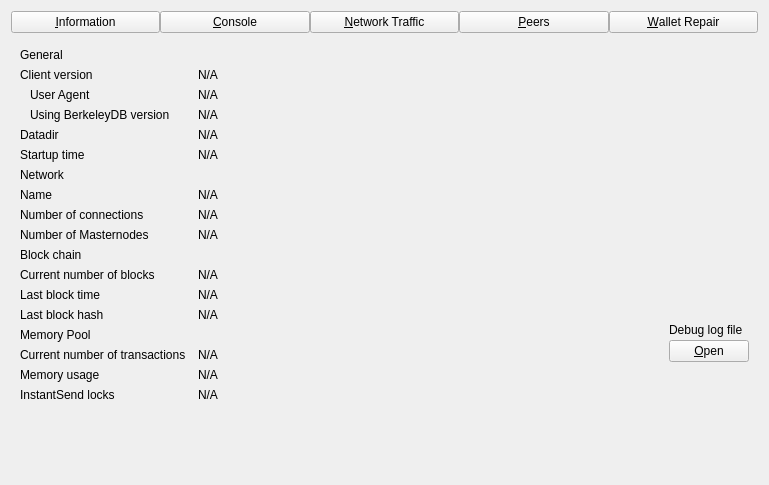
ckti-gitian-ion/ion, file src/qt/forms/debugwindow.ui: the form before one commit.
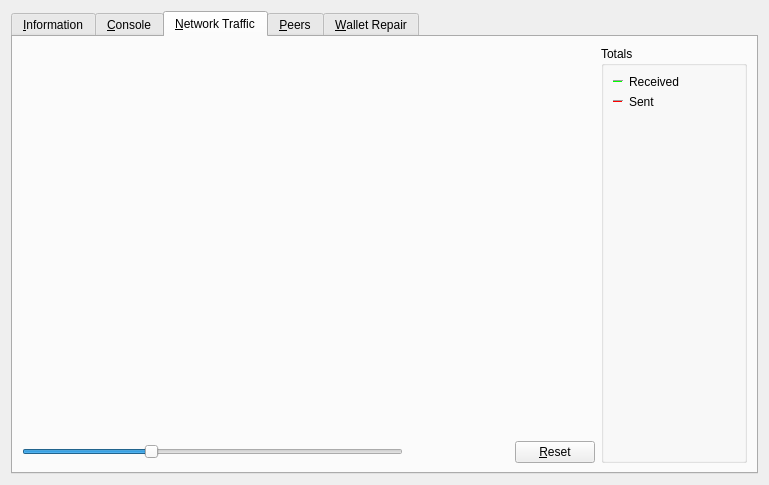
The form after the commit. The open tabs and pages were chosen to show the change. Icons and pictures are not drawn. Custom widgets are drawn as their Qt base class.

```diff
--- a/src/qt/forms/debugwindow.ui
+++ b/src/qt/forms/debugwindow.ui
@@ -15,83 +15,26 @@
   </property>
   <layout class="QVBoxLayout" name="verticalLayout_2">
    <item>
-    <layout class="QHBoxLayout" name="horizontalLayout_Buttons_2">
-     <property name="spacing">
-      <number>0</number>
-     </property>
-     <property name="topMargin">
-      <number>0</number>
-     </property>
-     <item>
-      <widget class="QPushButton" name="btnInfo">
-       <property name="text">
-        <string>&amp;Information</string>
-       </property>
-       <property name="checkable">
-        <bool>true</bool>
-       </property>
-      </widget>
-     </item>
-     <item>
-      <widget class="QPushButton" name="btnConsole">
-       <property name="text">
-        <string>&amp;Console</string>
-       </property>
-       <property name="checkable">
-        <bool>true</bool>
-       </property>
-      </widget>
-     </item>
-     <item>
-      <widget class="QPushButton" name="btnNetTraffic">
-       <property name="text">
-        <string>&amp;Network Traffic</string>
-       </property>
-       <property name="checkable">
-        <bool>true</bool>
-       </property>
-      </widget>
-     </item>
-     <item>
-      <widget class="QPushButton" name="btnPeers">
-       <property name="text">
-        <string>&amp;Peers</string>
-       </property>
-       <property name="checkable">
-        <bool>true</bool>
-       </property>
-      </widget>
-     </item>
-     <item>
-      <widget class="QPushButton" name="btnRepair">
-       <property name="text">
-        <string>&amp;Wallet Repair</string>
-       </property>
-       <property name="checkable">
-        <bool>true</bool>
-       </property>
-      </widget>
-     </item>
-    </layout>
-   </item>
-   <item>
-    <widget class="QStackedWidget" name="stackedWidgetRPC">
-     <property name="minimumSize">
-      <size>
-       <width>0</width>
-       <height>0</height>
-      </size>
-     </property>
+    <widget class="QTabWidget" name="tabWidget">
      <property name="currentIndex">
       <number>0</number>
      </property>
-     <widget class="QWidget" name="pageInfo">
+     <widget class="QWidget" name="tab_info">
+      <attribute name="title">
+       <string>&amp;Information</string>
+      </attribute>
       <layout class="QGridLayout" name="gridLayout" columnstretch="0,1,0">
        <property name="horizontalSpacing">
         <number>12</number>
        </property>
        <item row="0" column="0">
         <widget class="QLabel" name="label_9">
+         <property name="font">
+          <font>
+           <weight>75</weight>
+           <bold>true</bold>
+          </font>
+         </property>
          <property name="text">
           <string>General</string>
          </property>
@@ -222,11 +165,17 @@
         </widget>
        </item>
        <item row="6" column="0">
-        <widget class="QLabel" name="labelNetwork">
-         <property name="text">
-          <string>Network</string>
-         </property>
-        </widget>
+           <widget class="QLabel" name="labelNetwork">
+               <property name="font">
+                   <font>
+                       <weight>75</weight>
+                       <bold>true</bold>
+                   </font>
+               </property>
+               <property name="text">
+                   <string>Network</string>
+               </property>
+           </widget>
        </item>
        <item row="7" column="0">
         <widget class="QLabel" name="label_8">
@@ -299,6 +248,12 @@
        </item>
        <item row="10" column="0">
         <widget class="QLabel" name="label_10">
+         <property name="font">
+          <font>
+           <weight>75</weight>
+           <bold>true</bold>
+          </font>
+         </property>
          <property name="text">
           <string>Block chain</string>
          </property>
@@ -351,43 +306,26 @@
         </widget>
        </item>
        <item row="13" column="0">
-        <widget class="QLabel" name="lastBlockHashLabel">
-         <property name="text">
-          <string>Last block hash</string>
-         </property>
-        </widget>
-       </item>
-       <item row="13" column="1">
-        <widget class="QLabel" name="lastBlockHash">
-         <property name="cursor">
-          <cursorShape>IBeamCursor</cursorShape>
-         </property>
-         <property name="text">
-          <string>N/A</string>
-         </property>
-         <property name="textFormat">
-          <enum>Qt::PlainText</enum>
-         </property>
-         <property name="textInteractionFlags">
-          <set>Qt::LinksAccessibleByMouse|Qt::TextSelectableByKeyboard|Qt::TextSelectableByMouse</set>
-         </property>
-        </widget>
-       </item>
-       <item row="14" column="0">
         <widget class="QLabel" name="labelMempoolTitle">
+         <property name="font">
+          <font>
+           <weight>75</weight>
+           <bold>true</bold>
+          </font>
+         </property>
          <property name="text">
           <string>Memory Pool</string>
          </property>
         </widget>
        </item>
-       <item row="15" column="0">
+       <item row="14" column="0">
         <widget class="QLabel" name="labelNumberOfTransactions">
          <property name="text">
           <string>Current number of transactions</string>
          </property>
         </widget>
        </item>
-       <item row="15" column="1">
+       <item row="14" column="1">
         <widget class="QLabel" name="mempoolNumberTxs">
          <property name="cursor">
           <cursorShape>IBeamCursor</cursorShape>
@@ -403,14 +341,14 @@
          </property>
         </widget>
        </item>
-       <item row="16" column="0">
+       <item row="15" column="0">
         <widget class="QLabel" name="labelMemoryUsage">
          <property name="text">
           <string>Memory usage</string>
          </property>
         </widget>
        </item>
-       <item row="16" column="1">
+       <item row="15" column="1">
         <widget class="QLabel" name="mempoolSize">
          <property name="cursor">
           <cursorShape>IBeamCursor</cursorShape>
@@ -466,7 +404,7 @@
          </item>
         </layout>
        </item>
-       <item row="18" column="0">
+       <item row="17" column="0">
         <spacer name="verticalSpacer">
          <property name="orientation">
           <enum>Qt::Vertical</enum>
@@ -479,14 +417,14 @@
          </property>
         </spacer>
        </item>
-       <item row="17" column="0">
+       <item row="16" column="0">
         <widget class="QLabel" name="labelInstantSendLockCount">
          <property name="text">
           <string>InstantSend locks</string>
          </property>
         </widget>
        </item>
-       <item row="17" column="1">
+       <item row="16" column="1">
         <widget class="QLabel" name="instantSendLockCount">
          <property name="cursor">
           <cursorShape>IBeamCursor</cursorShape>
@@ -504,7 +442,10 @@
        </item>
       </layout>
      </widget>
-     <widget class="QWidget" name="pageConsole">
+     <widget class="QWidget" name="tab_console">
+      <attribute name="title">
+       <string>&amp;Console</string>
+      </attribute>
       <layout class="QVBoxLayout" name="verticalLayout_3">
        <property name="spacing">
         <number>3</number>
@@ -624,7 +565,10 @@
        </item>
       </layout>
      </widget>
-     <widget class="QWidget" name="pageNetTraffic">
+     <widget class="QWidget" name="tab_nettraffic">
+      <attribute name="title">
+       <string>&amp;Network Traffic</string>
+      </attribute>
       <layout class="QHBoxLayout" name="horizontalLayout_3">
        <item>
         <layout class="QVBoxLayout" name="verticalLayout_4">
@@ -686,9 +630,198 @@
          </item>
         </layout>
        </item>
+       <item>
+        <layout class="QVBoxLayout" name="verticalLayout">
+         <item>
+          <widget class="QGroupBox" name="groupBox">
+           <property name="title">
+            <string>Totals</string>
+           </property>
+           <layout class="QVBoxLayout" name="verticalLayout_5">
+            <item>
+             <layout class="QHBoxLayout" name="horizontalLayout_4">
+              <item>
+               <widget class="Line" name="line">
+                <property name="sizePolicy">
+                 <sizepolicy hsizetype="Fixed" vsizetype="Fixed">
+                  <horstretch>0</horstretch>
+                  <verstretch>0</verstretch>
+                 </sizepolicy>
+                </property>
+                <property name="minimumSize">
+                 <size>
+                  <width>10</width>
+                  <height>0</height>
+                 </size>
+                </property>
+                <property name="palette">
+                 <palette>
+                  <active>
+                   <colorrole role="Light">
+                    <brush brushstyle="SolidPattern">
+                     <color alpha="255">
+                      <red>0</red>
+                      <green>255</green>
+                      <blue>0</blue>
+                     </color>
+                    </brush>
+                   </colorrole>
+                  </active>
+                  <inactive>
+                   <colorrole role="Light">
+                    <brush brushstyle="SolidPattern">
+                     <color alpha="255">
+                      <red>0</red>
+                      <green>255</green>
+                      <blue>0</blue>
+                     </color>
+                    </brush>
+                   </colorrole>
+                  </inactive>
+                  <disabled>
+                   <colorrole role="Light">
+                    <brush brushstyle="SolidPattern">
+                     <color alpha="255">
+                      <red>0</red>
+                      <green>255</green>
+                      <blue>0</blue>
+                     </color>
+                    </brush>
+                   </colorrole>
+                  </disabled>
+                 </palette>
+                </property>
+                <property name="orientation">
+                 <enum>Qt::Horizontal</enum>
+                </property>
+               </widget>
+              </item>
+              <item>
+               <widget class="QLabel" name="label_16">
+                <property name="text">
+                 <string>Received</string>
+                </property>
+               </widget>
+              </item>
+              <item>
+               <widget class="QLabel" name="lblBytesIn">
+                <property name="minimumSize">
+                 <size>
+                  <width>50</width>
+                  <height>0</height>
+                 </size>
+                </property>
+                <property name="alignment">
+                 <set>Qt::AlignRight|Qt::AlignTrailing|Qt::AlignVCenter</set>
+                </property>
+               </widget>
+              </item>
+             </layout>
+            </item>
+            <item>
+             <layout class="QHBoxLayout" name="horizontalLayout_5">
+              <item>
+               <widget class="Line" name="line_2">
+                <property name="sizePolicy">
+                 <sizepolicy hsizetype="Fixed" vsizetype="Fixed">
+                  <horstretch>0</horstretch>
+                  <verstretch>0</verstretch>
+                 </sizepolicy>
+                </property>
+                <property name="minimumSize">
+                 <size>
+                  <width>10</width>
+                  <height>0</height>
+                 </size>
+                </property>
+                <property name="palette">
+                 <palette>
+                  <active>
+                   <colorrole role="Light">
+                    <brush brushstyle="SolidPattern">
+                     <color alpha="255">
+                      <red>255</red>
+                      <green>0</green>
+                      <blue>0</blue>
+                     </color>
+                    </brush>
+                   </colorrole>
+                  </active>
+                  <inactive>
+                   <colorrole role="Light">
+                    <brush brushstyle="SolidPattern">
+                     <color alpha="255">
+                      <red>255</red>
+                      <green>0</green>
+                      <blue>0</blue>
+                     </color>
+                    </brush>
+                   </colorrole>
+                  </inactive>
+                  <disabled>
+                   <colorrole role="Light">
+                    <brush brushstyle="SolidPattern">
+                     <color alpha="255">
+                      <red>255</red>
+                      <green>0</green>
+                      <blue>0</blue>
+                     </color>
+                    </brush>
+                   </colorrole>
+                  </disabled>
+                 </palette>
+                </property>
+                <property name="orientation">
+                 <enum>Qt::Horizontal</enum>
+                </property>
+               </widget>
+              </item>
+              <item>
+               <widget class="QLabel" name="label_17">
+                <property name="text">
+                 <string>Sent</string>
+                </property>
+               </widget>
+              </item>
+              <item>
+               <widget class="QLabel" name="lblBytesOut">
+                <property name="minimumSize">
+                 <size>
+                  <width>50</width>
+                  <height>0</height>
+                 </size>
+                </property>
+                <property name="alignment">
+                 <set>Qt::AlignRight|Qt::AlignTrailing|Qt::AlignVCenter</set>
+                </property>
+               </widget>
+              </item>
+             </layout>
+            </item>
+            <item>
+             <spacer name="verticalSpacer_4">
+              <property name="orientation">
+               <enum>Qt::Vertical</enum>
+              </property>
+              <property name="sizeHint" stdset="0">
+               <size>
+                <width>20</width>
+                <height>407</height>
+               </size>
+              </property>
+             </spacer>
+            </item>
+           </layout>
+          </widget>
+         </item>
+        </layout>
+       </item>
       </layout>
      </widget>
-     <widget class="QWidget" name="pagePeers">
+     <widget class="QWidget" name="tab_peers">
+      <attribute name="title">
+       <string>&amp;Peers</string>
+      </attribute>
       <layout class="QGridLayout" name="gridLayout_2">
        <item row="0" column="0" rowspan="2">
         <layout class="QVBoxLayout" name="verticalLayout_101">
@@ -1247,7 +1380,10 @@
        </item>
       </layout>
      </widget>
-     <widget class="QWidget" name="pageRepair">
+     <widget class="QWidget" name="tab_repair">
+      <attribute name="title">
+       <string>&amp;Wallet Repair</string>
+      </attribute>
       <widget class="QPushButton" name="btn_salvagewallet">
        <property name="geometry">
         <rect>
```
Left out of the diff: 105 changed lines with no effect on the pictures.
